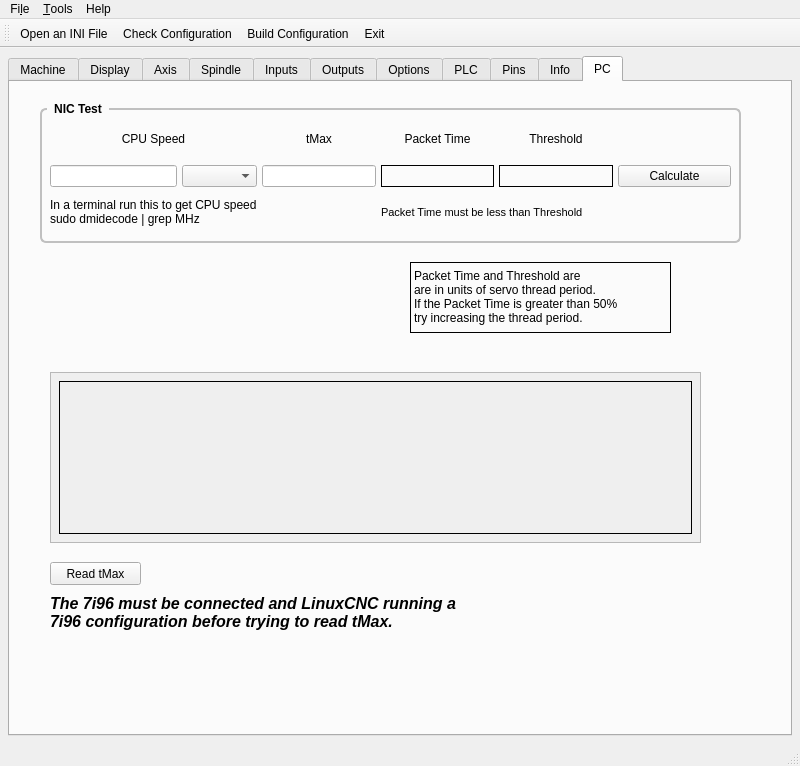
Before: the Qt Designer form c7i96/c7i96.ui in jethornton/7i96, drawn with Qt 5.
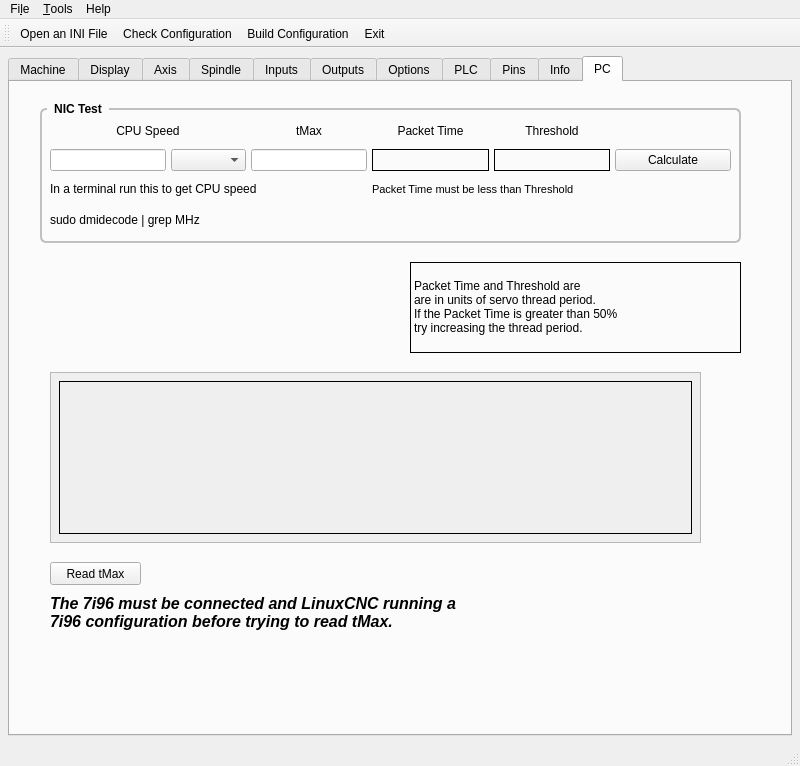
After: the same form once the commit is applied. The open tabs and pages were chosen to show the change.

```diff
--- a/c7i96/c7i96.ui
+++ b/c7i96/c7i96.ui
@@ -7529,10 +7529,17 @@
            </property>
           </widget>
          </item>
-         <item row="3" column="0" colspan="2">
+         <item row="4" column="0" colspan="2">
+          <widget class="QLabel" name="label_51">
+           <property name="text">
+            <string>sudo dmidecode | grep MHz</string>
+           </property>
+          </widget>
+         </item>
+         <item row="3" column="0" colspan="3">
           <widget class="QLabel" name="label_295">
            <property name="text">
-            <string>&lt;html&gt;&lt;head/&gt;&lt;body&gt;&lt;p&gt;In a terminal run this to get CPU speed&lt;br/&gt;sudo dmidecode | grep MHz&lt;/p&gt;&lt;/body&gt;&lt;/html&gt;</string>
+            <string>&lt;html&gt;&lt;head/&gt;&lt;body&gt;&lt;p&gt;In a terminal run this to get CPU speed&lt;/p&gt;&lt;/body&gt;&lt;/html&gt;</string>
            </property>
            <property name="textInteractionFlags">
             <set>Qt::LinksAccessibleByMouse|Qt::TextSelectableByMouse</set>
@@ -7613,8 +7620,8 @@
          <rect>
           <x>400</x>
           <y>180</y>
-          <width>261</width>
-          <height>71</height>
+          <width>331</width>
+          <height>91</height>
          </rect>
         </property>
         <property name="frameShape">
```
